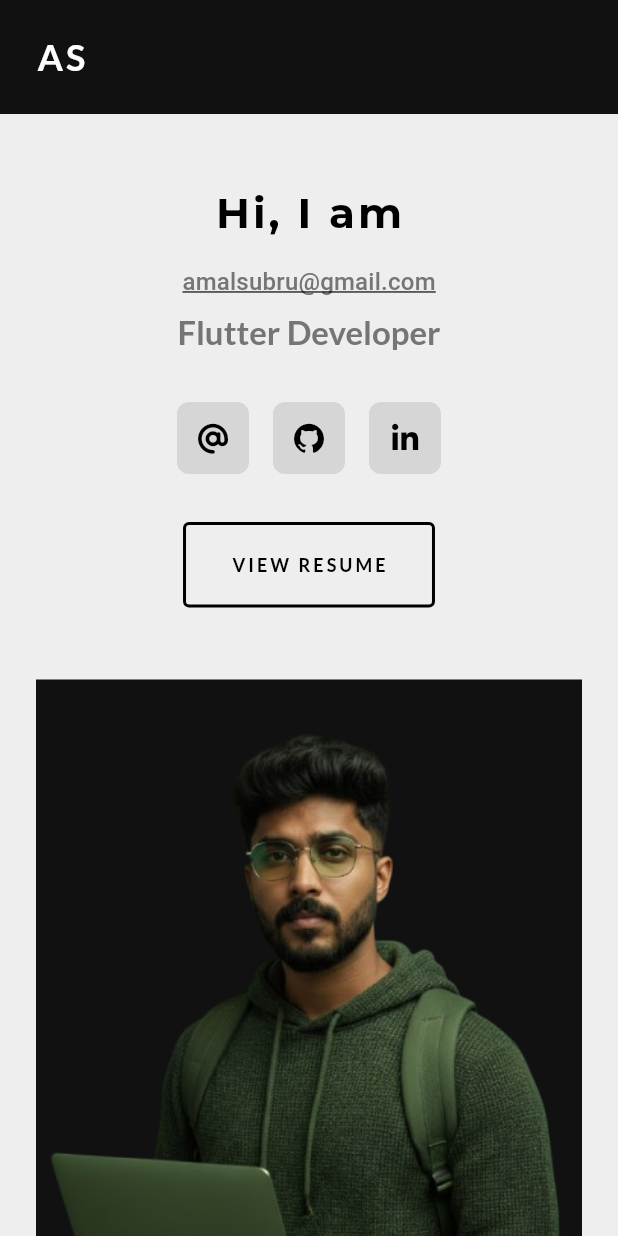
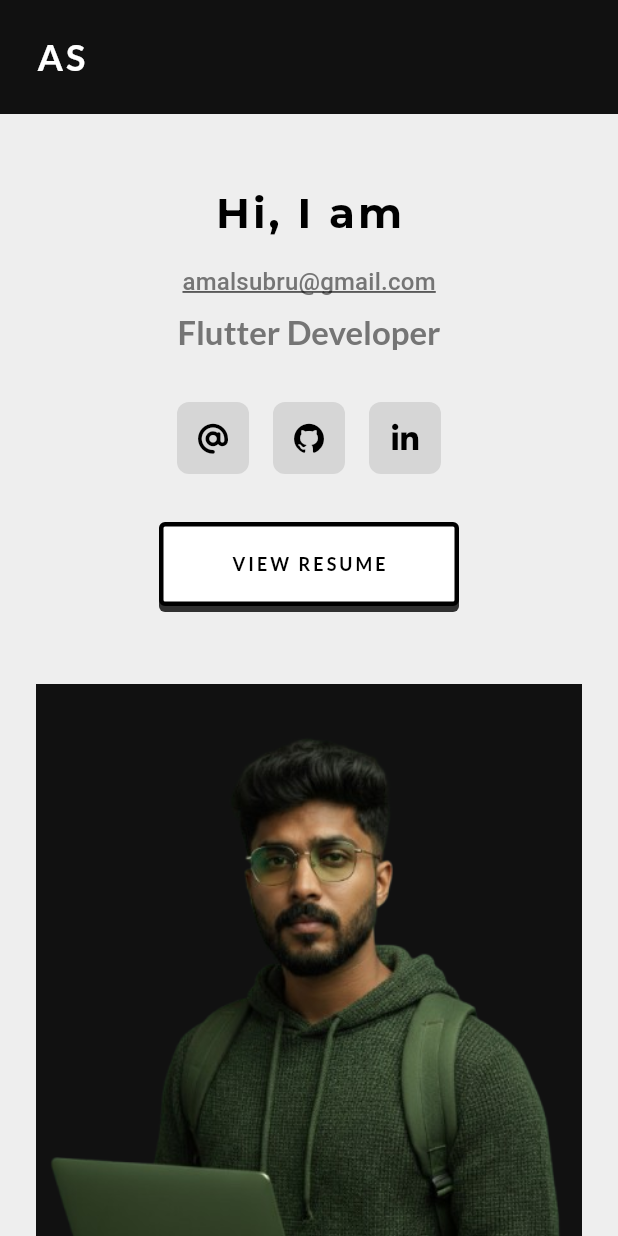
Before and after one commit to AmalSubrahmanayan/portfolio-, a Flutter app: the screen it shows after launch, on a phone screen of 412 x 824 dp. Run offline on Flutter 3.47's test engine with Material 3 defaults, Android fonts, the phone set to English and light mode, and no system bars; our stand-ins replace font_awesome_flutter, google_fonts.

Commit message:
feat: enhance VIEW RESUME button with 3D animation

```diff
--- a/lib/presentation/sections/hero_section.dart
+++ b/lib/presentation/sections/hero_section.dart
@@ -2,6 +2,7 @@ import 'package:flutter/material.dart';
 import '../../core/constants/app_colors.dart';
 import 'package:font_awesome_flutter/font_awesome_flutter.dart';
 import '../../presentation/widgets/animated_background.dart';
+import '../../presentation/widgets/three_d_button.dart';
 import 'package:url_launcher/url_launcher.dart';
 
 class HeroSection extends StatelessWidget {
@@ -328,21 +329,9 @@ class HeroSection extends StatelessWidget {
   }
 
   Widget _buildResumeButton(BuildContext context) {
-    return OutlinedButton(
+    return ThreeDButton(
       onPressed: _launchResume,
-      style: OutlinedButton.styleFrom(
-        side: const BorderSide(color: AppColors.primaryBlack, width: 2),
-        padding: const EdgeInsets.symmetric(horizontal: 32, vertical: 20),
-        shape: RoundedRectangleBorder(borderRadius: BorderRadius.circular(4)),
-      ),
-      child: Text(
-        "VIEW RESUME",
-        style: Theme.of(context).textTheme.bodySmall?.copyWith(
-          color: AppColors.primaryBlack,
-          fontWeight: FontWeight.bold,
-          letterSpacing: 2.0,
-        ),
-      ),
+      text: "VIEW RESUME",
     );
   }
 }
--- /dev/null
+++ b/lib/presentation/widgets/three_d_button.dart
@@ -0,0 +1,81 @@
+import 'package:flutter/material.dart';
+import '../../core/constants/app_colors.dart';
+
+class ThreeDButton extends StatefulWidget {
+  final VoidCallback onPressed;
+  final String text;
+
+  const ThreeDButton({
+    super.key,
+    required this.onPressed,
+    required this.text,
+  });
+
+  @override
+  State<ThreeDButton> createState() => _ThreeDButtonState();
+}
+
+class _ThreeDButtonState extends State<ThreeDButton> {
+  bool _isPressed = false;
+
+  @override
+  Widget build(BuildContext context) {
+    const double pushDepth = 4.0;
+
+    return MouseRegion(
+      cursor: SystemMouseCursors.click,
+      child: GestureDetector(
+        onTapDown: (_) => setState(() => _isPressed = true),
+        onTapUp: (_) {
+          setState(() => _isPressed = false);
+          widget.onPressed();
+        },
+        onTapCancel: () => setState(() => _isPressed = false),
+        child: SizedBox(
+          width: 200,
+          height: 60,
+          child: Stack(
+            children: [
+              // Shadow Layer (Bottom)
+              Positioned(
+                bottom: 0,
+                child: Container(
+                  width: 200,
+                  height: 56,
+                  decoration: BoxDecoration(
+                    color: AppColors.primaryBlack.withOpacity(0.8),
+                    borderRadius: BorderRadius.circular(4),
+                  ),
+                ),
+              ),
+              // Top Layer (Button Face)
+              AnimatedPositioned(
+                duration: const Duration(milliseconds: 50),
+                top: _isPressed ? pushDepth : 0,
+                child: Container(
+                  width: 200,
+                  height: 56,
+                  decoration: BoxDecoration(
+                    color: AppColors.surfaceWhite,
+                    border: Border.all(color: AppColors.primaryBlack, width: 3),
+                    borderRadius: BorderRadius.circular(4),
+                  ),
+                  child: Center(
+                    child: Text(
+                      widget.text,
+                      style: Theme.of(context).textTheme.bodySmall?.copyWith(
+                        color: AppColors.primaryBlack,
+                        fontWeight: FontWeight.bold,
+                        letterSpacing: 2.0,
+                      ),
+                    ),
+                  ),
+                ),
+              ),
+            ],
+          ),
+        ),
+      ),
+    );
+  }
+}
```
